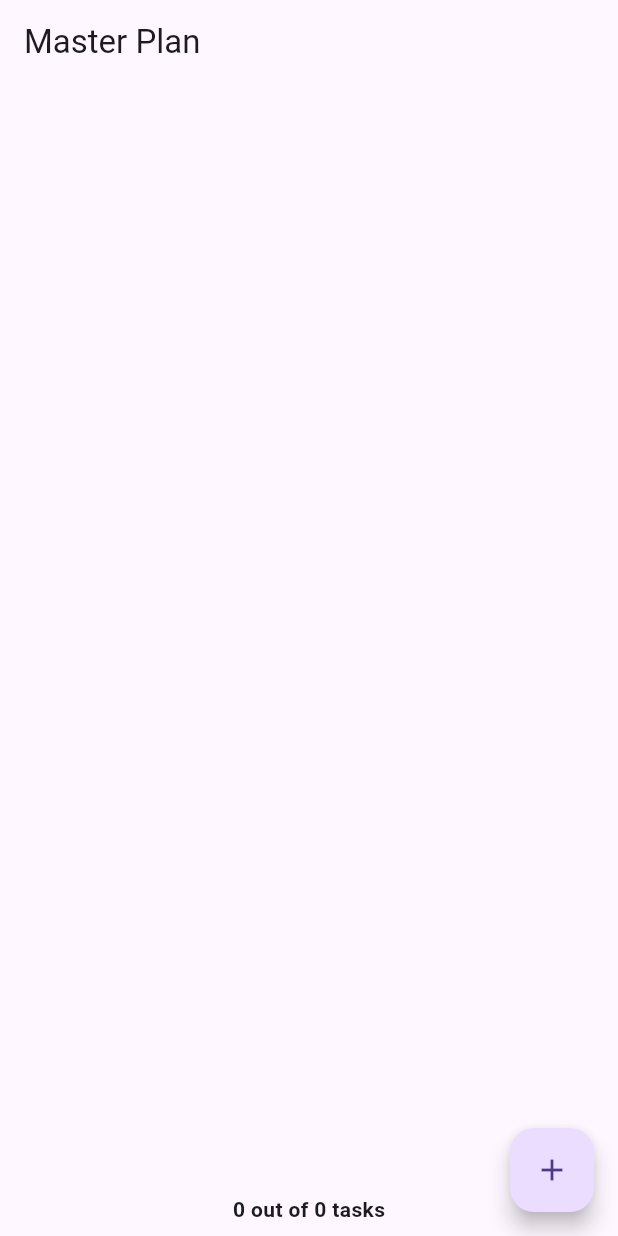
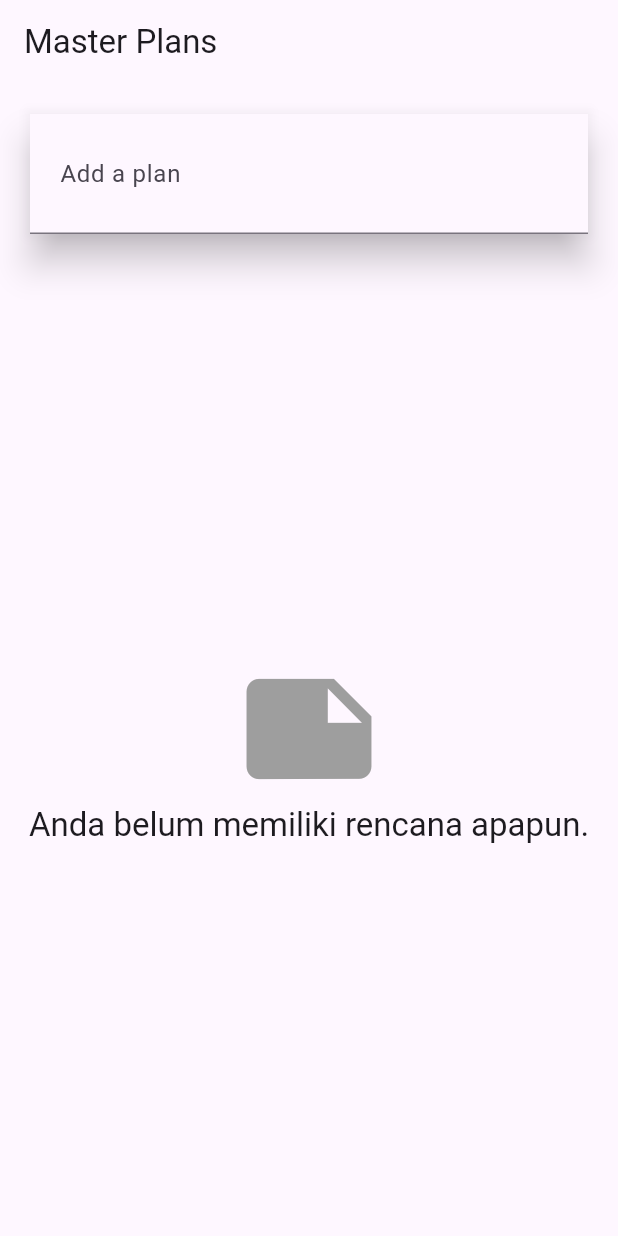
Before and after one commit to FebrianArkaSamudra/master_plan, a Flutter app: the screen it shows after launch, on a phone screen of 412 x 824 dp. Run offline on Flutter 3.47's test engine with Material 3 defaults, Android fonts, the phone set to English and light mode, and no system bars.

```diff
--- a/lib/main.dart
+++ b/lib/main.dart
@@ -1,7 +1,7 @@
 import 'package:flutter/material.dart';
-import 'views/plan_screen.dart';
 import 'models/data_layer.dart';
 import 'provider/plan_provider.dart';
+import 'views/plan_creator_screen.dart';
 
 void main() => runApp(const MasterPlanApp());
 
@@ -10,12 +10,13 @@ class MasterPlanApp extends StatelessWidget {
 
   @override
   Widget build(BuildContext context) {
-    return MaterialApp(
-      title: 'Master Plan',
-      theme: ThemeData(primarySwatch: Colors.purple),
-      home: PlanProvider(
-        notifier: ValueNotifier<Plan>(const Plan()),
-        child: const PlanScreen(),
+    return PlanProvider(
+      notifier: ValueNotifier<List<Plan>>(const []),
+      child: MaterialApp(
+        title: 'State management app',
+        theme: ThemeData(primarySwatch: Colors.purple),
+        home: const PlanCreatorScreen(),
+        debugShowCheckedModeBanner: false,
       ),
     );
   }
--- a/lib/provider/plan_provider.dart
+++ b/lib/provider/plan_provider.dart
@@ -1,13 +1,20 @@
+
 import 'package:flutter/material.dart';
-import '../models/data_layer.dart';
+import '../models/plan.dart';
 
-class PlanProvider extends InheritedNotifier<ValueNotifier<Plan>> {
-  const PlanProvider({super.key, required Widget child, required
-   ValueNotifier<Plan> notifier})
-  : super(child: child, notifier: notifier);
+class PlanProvider extends InheritedNotifier<ValueNotifier<List<Plan>>> {
+  const PlanProvider({
+    super.key,
+    required ValueNotifier<List<Plan>> notifier,
+    required super.child,
+  }) : super(notifier: notifier);
 
-  static ValueNotifier<Plan> of(BuildContext context) {
-   return context.
-    dependOnInheritedWidgetOfExactType<PlanProvider>()!.notifier!;
+  static ValueNotifier<List<Plan>> of(BuildContext context) {
+    return context.dependOnInheritedWidgetOfExactType<PlanProvider>()!.notifier!;
+  }
+
+  @override
+  bool updateShouldNotify(covariant InheritedNotifier<ValueNotifier<List<Plan>>> oldWidget) {
+    return notifier != oldWidget.notifier;
   }
 }
--- /dev/null
+++ b/lib/views/plan_creator_screen.dart
@@ -0,0 +1,115 @@
+
+import 'package:flutter/material.dart';
+import '../models/data_layer.dart';
+import '../provider/plan_provider.dart';
+import 'plan_screen.dart';
+
+class PlanCreatorScreen extends StatefulWidget {
+  const PlanCreatorScreen({super.key});
+
+  @override
+  State<PlanCreatorScreen> createState() => _PlanCreatorScreenState();
+}
+
+class _PlanCreatorScreenState extends State<PlanCreatorScreen> {
+  final TextEditingController textController = TextEditingController();
+
+  @override
+  void dispose() {
+    textController.dispose();
+    super.dispose();
+  }
+
+  void addPlan() {
+    final text = textController.text.trim();
+    if (text.isEmpty) return;
+
+    final newPlan = Plan(name: text, tasks: const []);
+    final ValueNotifier<List<Plan>> planNotifier = PlanProvider.of(context);
+
+    planNotifier.value = List<Plan>.from(planNotifier.value)..add(newPlan);
+
+    textController.clear();
+    FocusScope.of(context).requestFocus(FocusNode());
+    setState(() {}); // refresh to show new plan immediately
+  }
+
+  Widget _buildListCreator() {
+    return Padding(
+      padding: const EdgeInsets.all(20.0),
+      child: Material(
+        elevation: 10,
+        color: Theme.of(context).cardColor,
+        child: TextField(
+          controller: textController,
+          decoration: const InputDecoration(
+            labelText: 'Add a plan',
+            contentPadding: EdgeInsets.all(20),
+          ),
+          onEditingComplete: addPlan,
+        ),
+      ),
+    );
+  }
+
+  Widget _buildMasterPlans() {
+    final ValueNotifier<List<Plan>> planNotifier = PlanProvider.of(context);
+    final List<Plan> plans = planNotifier.value;
+
+    if (plans.isEmpty) {
+      return Column(
+        mainAxisAlignment: MainAxisAlignment.center,
+        children: <Widget>[
+          const Icon(Icons.note, size: 100, color: Colors.grey),
+          Padding(
+            padding: const EdgeInsets.symmetric(horizontal: 16.0),
+            child: Text(
+              'Anda belum memiliki rencana apapun.',
+              style: Theme.of(context).textTheme.titleLarge,
+              textAlign: TextAlign.center,
+            ),
+          )
+        ],
+      );
+    }
+
+    return ListView.builder(
+      itemCount: plans.length,
+      itemBuilder: (context, index) {
+        final plan = plans[index];
+        return ListTile(
+          title: Text(plan.name),
+          subtitle: Text(plan.completenessMessage),
+          onTap: () {
+            Navigator.of(context).push(
+              MaterialPageRoute(
+                builder: (_) => PlanScreen(plan: plan),
+              ),
+            );
+          },
+        );
+      },
+    );
+  }
+
+  @override
+  Widget build(BuildContext context) {
+    final ValueNotifier<List<Plan>> planNotifier = PlanProvider.of(context);
+    return Scaffold(
+      appBar: AppBar(title: const Text('Master Plans')),
+      body: Column(
+        children: [
+          _buildListCreator(),
+          Expanded(
+            child: ValueListenableBuilder<List<Plan>>(
+              valueListenable: planNotifier,
+              builder: (context, plans, child) {
+                return _buildMasterPlans();
+              },
+            ),
+          ),
+        ],
+      ),
+    );
+  }
+}
```
Also changed, not shown: lib/models/plan.dart (+9 -0 lines), lib/models/task.dart (+8 -1 lines), lib/views/plan_screen.dart (+60 -36 lines), img/practicum1.gif (added), img/practicum2.gif (added), img/practicum3.gif (added), img/step9.gif (added), 1 other file.
